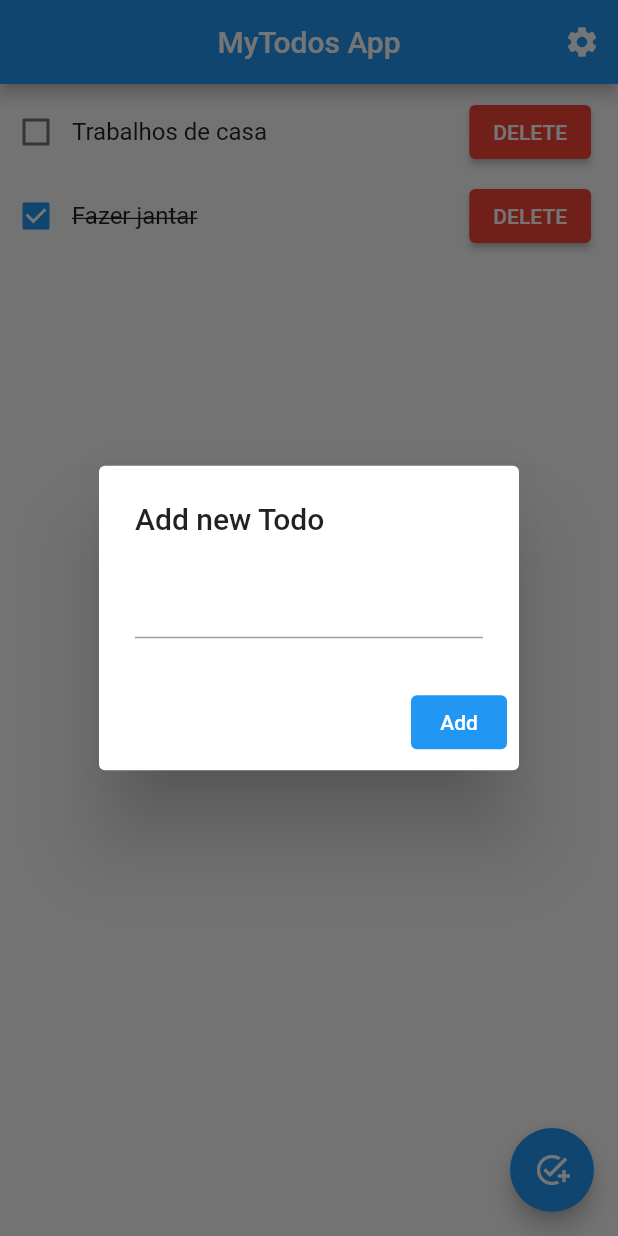
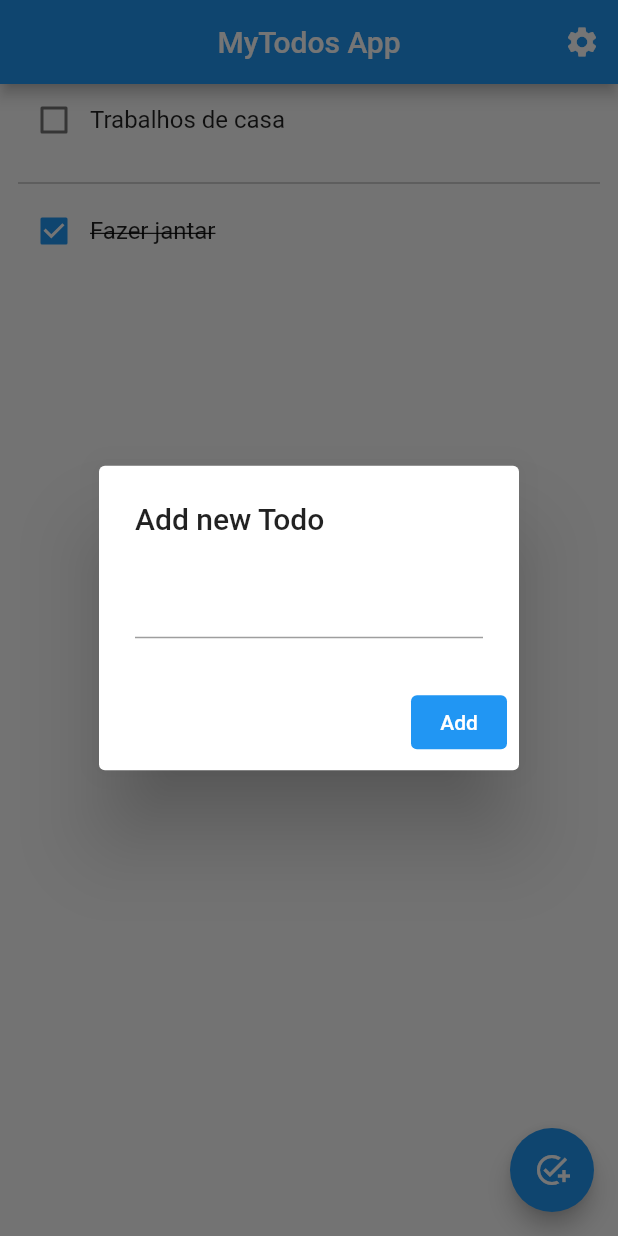
Before and after one commit to Misas10/MyTodos, a Flutter app: the screen it shows after launch, after a tap on the "add task" icon, on a phone screen of 412 x 824 dp. Run offline on Flutter 3.47's test engine with Material 2 defaults, Android fonts, the phone set to English and light mode, and no system bars; drawn by our look-alikes of flutter_slidable; our stand-ins replace appwrite, firebase_auth, firebase_core, rflutter_alert; accounts and stored records are empty.

Commit message:
redesign todos

```diff
--- a/lib/screens/todos_screen.dart
+++ b/lib/screens/todos_screen.dart
@@ -1,3 +1,4 @@
+import 'package:flutter_slidable/flutter_slidable.dart';
 import 'package:provider/provider.dart';
 import 'package:flutter/material.dart';
 import '../models/todos_models.dart';
@@ -10,27 +11,57 @@ class TodosScreen extends StatelessWidget {
     // final List<TodoModel> _allTodos = context.watch<Todo>().allTodos;
 
     // Consumer necessary to use Todo provider
-    return Consumer<Todo>(
+    return Padding(
+      padding: const EdgeInsets.symmetric(horizontal: 12),
+      child: Consumer<Todo>(
         builder: (context, data, child) {
           return Scaffold(
-          body: ListView.builder(
+            body: ListView.separated(
+              separatorBuilder: (context, _) =>
+                  const Divider(color: Colors.grey),
               shrinkWrap: true,
               itemCount: data.allTodos.length,
               itemBuilder: (context, index) {
                 final todo = data.allTodos[index];
-              return Container(
+                return Slidable(
+                  key: Key(todo.text),
+                  endActionPane: ActionPane(
+                    children: [
+                      const SlidableAction(
+                        onPressed: null,
+                        icon: Icons.edit,
+                        label: "Edit",
+                        backgroundColor: Colors.blue,
+                      ),
+                      SlidableAction(
+                        onPressed: (context) {
+                          data.removeTodo(index);
+                        },
+                        icon: Icons.delete,
+                        label: "Delete",
+                        backgroundColor: Colors.red,
+                      )
+                    ],
+                    motion: const StretchMotion(),
+                    dismissible: DismissiblePane(onDismissed: () {
+                      data.removeTodo(index);
+                    }),
+                  ),
                   child: _buildTodoItem(todo, data, index),
-                padding: const EdgeInsets.only(right: 18, top: 8),
                 );
               },
             ),
           );
         },
+      ),
     );
   }
 
-  GestureDetector _buildTodoItem(TodoModel todo, Todo data, int index) {
-    return GestureDetector(
+  Widget _buildTodoItem(TodoModel todo, Todo data, int index) {
+    return Column(
+      children: [
+        GestureDetector(
+          child: Container(
             child: Row(
               mainAxisAlignment: MainAxisAlignment.spaceBetween,
               children: [
@@ -50,15 +81,20 @@ class TodosScreen extends StatelessWidget {
                     ),
                   ),
                 ),
-          Container(width: 8),
-          ElevatedButton(
-            child: const Text("DELETE"),
-            style: ElevatedButton.styleFrom(primary: Colors.red),
-            onPressed: () => data.removeTodo(index),
-          ),
               ],
             ),
+            padding: const EdgeInsets.only(bottom: 10),
+          ),
           onTap: () => data.toggleTodo(index),
+        ),
+
+        // A grey bar between the todos
+        // Container(
+        //   height: 1,
+        //   width: double.infinity,
+        //   color: Colors.grey,
+        // ),
+      ],
     );
   }
 }
```
Lines whose indentation alone changed are shown as unchanged.
